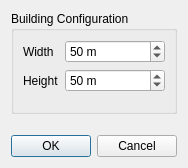
Old version of the form Source/buildingdialog.ui in the repository mathphi/ELEC-H415_5G-Small-Cells.
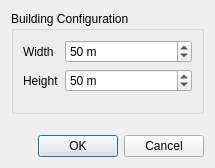
New version of the form.

```diff
--- a/Source/buildingdialog.ui
+++ b/Source/buildingdialog.ui
@@ -6,7 +6,7 @@
    <rect>
     <x>0</x>
     <y>0</y>
-    <width>184</width>
+    <width>215</width>
     <height>168</height>
    </rect>
   </property>
```
Left out of the diff: 2 changed lines with no effect on the pictures.
